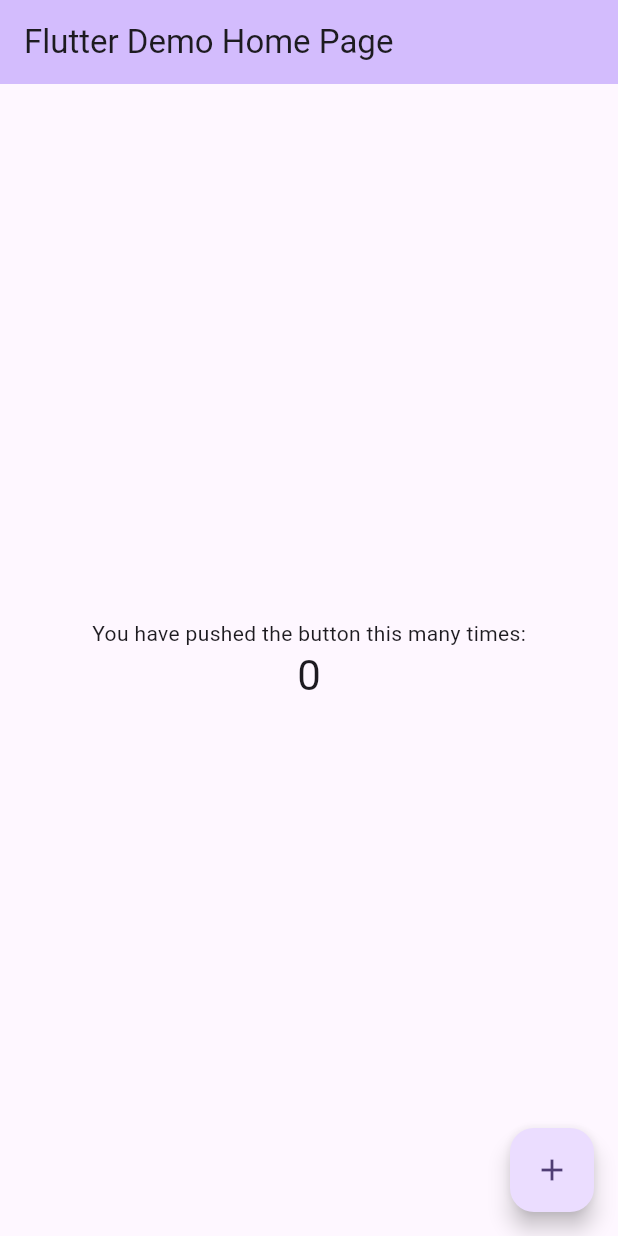
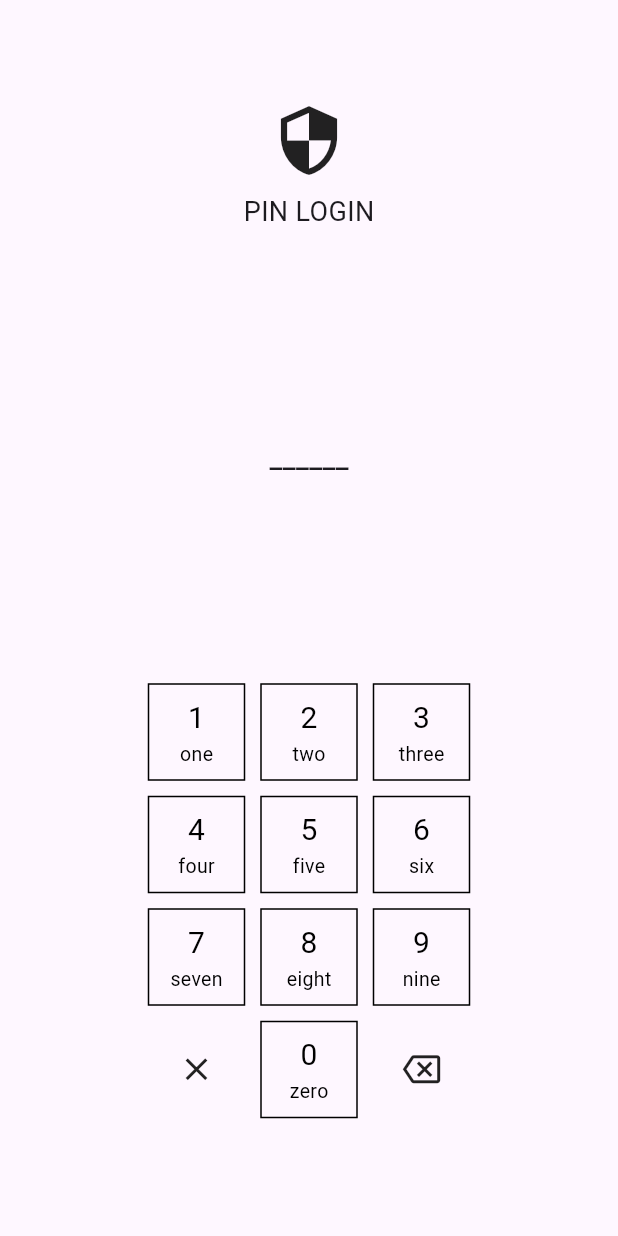
Before and after one commit to arkantuka/Homework-3-PIN-Log-in, a Flutter app: the screen it shows after launch, on a phone screen of 412 x 824 dp. Run offline on Flutter 3.47's test engine with Material 3 defaults, Android fonts, the light colour scheme and no system bars; our stand-ins replace google_fonts.

Commit message:
Update Pin login finish

```diff
--- a/lib/main.dart
+++ b/lib/main.dart
@@ -1,3 +1,4 @@
+import 'package:pin/pin_login_page.dart';
 import 'package:flutter/material.dart';
 
 void main() {
@@ -7,119 +8,15 @@
 class MyApp extends StatelessWidget {
   const MyApp({super.key});
 
-  // This widget is the root of your application.
   @override
   Widget build(BuildContext context) {
     return MaterialApp(
-      title: 'Flutter Demo',
+      title: 'Homework 3: PIN login',
       theme: ThemeData(
-        // This is the theme of your application.
-        //
-        // TRY THIS: Try running your application with "flutter run". You'll see
-        // the application has a purple toolbar. Then, without quitting the app,
-        // try changing the seedColor in the colorScheme below to Colors.green
-        // and then invoke "hot reload" (save your changes or press the "hot
-        // reload" button in a Flutter-supported IDE, or press "r" if you used
-        // the command line to start the app).
-        //
-        // Notice that the counter didn't reset back to zero; the application
-        // state is not lost during the reload. To reset the state, use hot
-        // restart instead.
-        //
-        // This works for code too, not just values: Most code changes can be
-        // tested with just a hot reload.
         colorScheme: ColorScheme.fromSeed(seedColor: Colors.deepPurple),
         useMaterial3: true,
       ),
-      home: const MyHomePage(title: 'Flutter Demo Home Page'),
+      home: const pin_login(),
     );
   }
 }
-
-class MyHomePage extends StatefulWidget {
-  const MyHomePage({super.key, required this.title});
-
-  // This widget is the home page of your application. It is stateful, meaning
-  // that it has a State object (defined below) that contains fields that affect
-  // how it looks.
-
-  // This class is the configuration for the state. It holds the values (in this
-  // case the title) provided by the parent (in this case the App widget) and
-  // used by the build method of the State. Fields in a Widget subclass are
-  // always marked "final".
-
-  final String title;
-
-  @override
-  State<MyHomePage> createState() => _MyHomePageState();
-}
-
-class _MyHomePageState extends State<MyHomePage> {
-  int _counter = 0;
-
-  void _incrementCounter() {
-    setState(() {
-      // This call to setState tells the Flutter framework that something has
-      // changed in this State, which causes it to rerun the build method below
-      // so that the display can reflect the updated values. If we changed
-      // _counter without calling setState(), then the build method would not be
-      // called again, and so nothing would appear to happen.
-      _counter++;
-    });
-  }
-
-  @override
-  Widget build(BuildContext context) {
-    // This method is rerun every time setState is called, for instance as done
-    // by the _incrementCounter method above.
-    //
-    // The Flutter framework has been optimized to make rerunning build methods
-    // fast, so that you can just rebuild anything that needs updating rather
-    // than having to individually change instances of widgets.
-    return Scaffold(
-      appBar: AppBar(
-        // TRY THIS: Try changing the color here to a specific color (to
-        // Colors.amber, perhaps?) and trigger a hot reload to see the AppBar
-        // change color while the other colors stay the same.
-        backgroundColor: Theme.of(context).colorScheme.inversePrimary,
-        // Here we take the value from the MyHomePage object that was created by
-        // the App.build method, and use it to set our appbar title.
-        title: Text(widget.title),
-      ),
-      body: Center(
-        // Center is a layout widget. It takes a single child and positions it
-        // in the middle of the parent.
-        child: Column(
-          // Column is also a layout widget. It takes a list of children and
-          // arranges them vertically. By default, it sizes itself to fit its
-          // children horizontally, and tries to be as tall as its parent.
-          //
-          // Column has various properties to control how it sizes itself and
-          // how it positions its children. Here we use mainAxisAlignment to
-          // center the children vertically; the main axis here is the vertical
-          // axis because Columns are vertical (the cross axis would be
-          // horizontal).
-          //
-          // TRY THIS: Invoke "debug painting" (choose the "Toggle Debug Paint"
-          // action in the IDE, or press "p" in the console), to see the
-          // wireframe for each widget.
-          mainAxisAlignment: MainAxisAlignment.center,
-          children: <Widget>[
-            const Text(
-              'You have pushed the button this many times:',
-            ),
-            Text(
-              '$_counter',
-              style: Theme.of(context).textTheme.headlineMedium,
-            ),
-          ],
-        ),
-      ),
-      floatingActionButton: FloatingActionButton(
-        onPressed: _incrementCounter,
-        tooltip: 'Increment',
-        child: const Icon(Icons.add),
-      ), // This trailing comma makes auto-formatting nicer for build methods.
-    );
-  }
-}
--- /dev/null
+++ b/lib/pin_login_page.dart
@@ -0,0 +1,217 @@
+import 'package:flutter/material.dart';
+import 'package:google_fonts/google_fonts.dart';
+
+class pin_login extends StatefulWidget {
+  const pin_login({super.key});
+
+  @override
+  _login_page createState() => _login_page();
+}
+
+class _login_page extends State<pin_login> {
+  Widget login_logo() {
+    return Row(
+      mainAxisAlignment: MainAxisAlignment.center,
+      children: [
+        Column(
+          children: [
+            Icon(Icons.security, size: 50),
+            SizedBox(
+              height: 10.0,
+            ),
+            Text(
+              'PIN LOGIN',
+              style: GoogleFonts.roboto(fontSize: 18.0),
+            ),
+          ],
+        ),
+      ],
+    );
+  }
+
+  Widget password_display() {
+    return Text(
+      password.padRight(6, '_'),
+      style: GoogleFonts.roboto(
+        fontSize: 19.0,
+        fontWeight: FontWeight.w500,
+      ),
+    );
+  }
+
+  Widget build_numpad_button(String number, String text_number) {
+    return InkWell(
+      onTap: () => add_pin_number(number),
+      child: Container(
+        width: 65.0,
+        height: 65.0,
+        decoration: BoxDecoration(
+            border: Border.all(
+          width: 1.0,
+          color: Colors.black,
+        )),
+        child: Column(
+          mainAxisAlignment: MainAxisAlignment.center,
+          children: [
+            Text(
+              number,
+              style: GoogleFonts.roboto(
+                color: Colors.black,
+                fontSize: 20.0,
+              ),
+            ),
+            Text(
+              text_number,
+              style: GoogleFonts.roboto(
+                color: Colors.black,
+                fontSize: 13.0,
+              ),
+            ),
+          ],
+        ),
+      ),
+    );
+  }
+
+  Widget build_delete_button() {
+    return InkWell(
+      onTap: () => delete_pin_number(),
+      child: Container(
+        width: 65.0,
+        height: 65.0,
+        child: Column(
+          mainAxisAlignment: MainAxisAlignment.center,
+          children: [
+            Icon(
+              Icons.backspace_outlined,
+              size: 25.0,
+            ),
+          ],
+        ),
+      ),
+    );
+  }
+
+  Widget build_clear_button() {
+    return InkWell(
+      onTap: () => clear_pin_number(),
+      child: Container(
+        width: 65.0,
+        height: 65.0,
+        child: Column(
+          mainAxisAlignment: MainAxisAlignment.center,
+          children: [
+            Icon(
+              Icons.clear,
+              size: 25.0,
+            ),
+          ],
+        ),
+      ),
+    );
+  }
+
+  Widget numpad() {
+    double space_size = 10.0;
+    return Column(
+      children: [
+        Row(
+          mainAxisAlignment: MainAxisAlignment.center,
+          children: [
+            build_numpad_button(num[1], num_text[1]),
+            SizedBox(width: space_size),
+            build_numpad_button(num[2], num_text[2]),
+            SizedBox(width: space_size),
+            build_numpad_button(num[3], num_text[3]),
+          ],
+        ),
+        SizedBox(height: space_size),
+        Row(
+          mainAxisAlignment: MainAxisAlignment.center,
+          children: [
+            build_numpad_button(num[4], num_text[4]),
+            SizedBox(width: space_size),
+            build_numpad_button(num[5], num_text[5]),
+            SizedBox(width: space_size),
+            build_numpad_button(num[6], num_text[6]),
+          ],
+        ),
+        SizedBox(height: space_size),
+        Row(
+          mainAxisAlignment: MainAxisAlignment.center,
+          children: [
+            build_numpad_button(num[7], num_text[7]),
+            SizedBox(width: space_size),
+            build_numpad_button(num[8], num_text[8]),
+            SizedBox(width: space_size),
+            build_numpad_button(num[9], num_text[9]),
+          ],
+        ),
+        SizedBox(height: space_size),
+        Row(
+          mainAxisAlignment: MainAxisAlignment.center,
+          children: [
+            build_clear_button(),
+            SizedBox(width: space_size),
+            build_numpad_button(num[0], num_text[0]),
+            SizedBox(width: space_size),
+            build_delete_button(),
+          ],
+        ),
+        SizedBox(height: space_size),
+      ],
+    );
+  }
+
+  String password = '';
+  var num = ['0', '1', '2', '3', '4', '5', '6', '7', '8', '9'];
+  var num_text = [
+    'zero',
+    'one',
+    'two',
+    'three',
+    'four',
+    'five',
+    'six',
+    'seven',
+    'eight',
+    'nine'
+  ];
+
+  void add_pin_number(String new_num) {
+    setState(() {
+      if (password.length < 6) {
+        password += new_num;
+      }
+    });
+  }
+
+  void delete_pin_number() {
+    setState(() {
+      if (password.isNotEmpty)
+        password = password.substring(0, password.length - 1);
+    });
+  }
+
+  void clear_pin_number() {
+    setState(() {
+      password = '';
+    });
+  }
+
+  @override
+  Widget build(BuildContext context) {
+    return Scaffold(
+      body: Container(
+        child: Column(
+          mainAxisAlignment: MainAxisAlignment.spaceAround,
+          children: [
+            login_logo(),
+            password_display(),
+            numpad(),
+          ],
+        ),
+      ),
+    );
+  }
+}
--- a/pubspec.yaml
+++ b/pubspec.yaml
@@ -35,6 +35,7 @@ dependencies:
   # The following adds the Cupertino Icons font to your application.
   # Use with the CupertinoIcons class for iOS style icons.
   cupertino_icons: ^1.0.2
+  google_fonts: ^6.1.0
 
 dev_dependencies:
   flutter_test:
@@ -45,7 +46,7 @@ dev_dependencies:
   # activated in the `analysis_options.yaml` file located at the root of your
   # package. See that file for information about deactivating specific lint
   # rules and activating additional ones.
-  flutter_lints: ^2.0.0
+  # flutter_lints: ^2.0.0
 
 # For information on the generic Dart part of this file, see the
 # following page: https://dart.dev/tools/pub/pubspec
```
Also changed, not shown: pubspec.lock, 1 other file.
